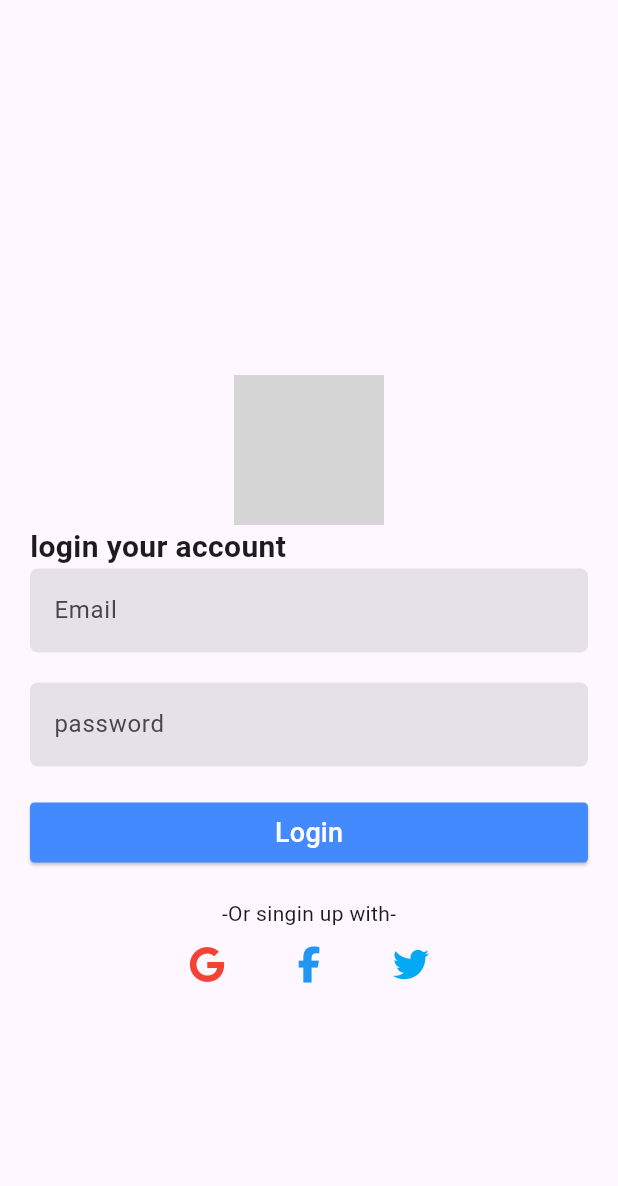
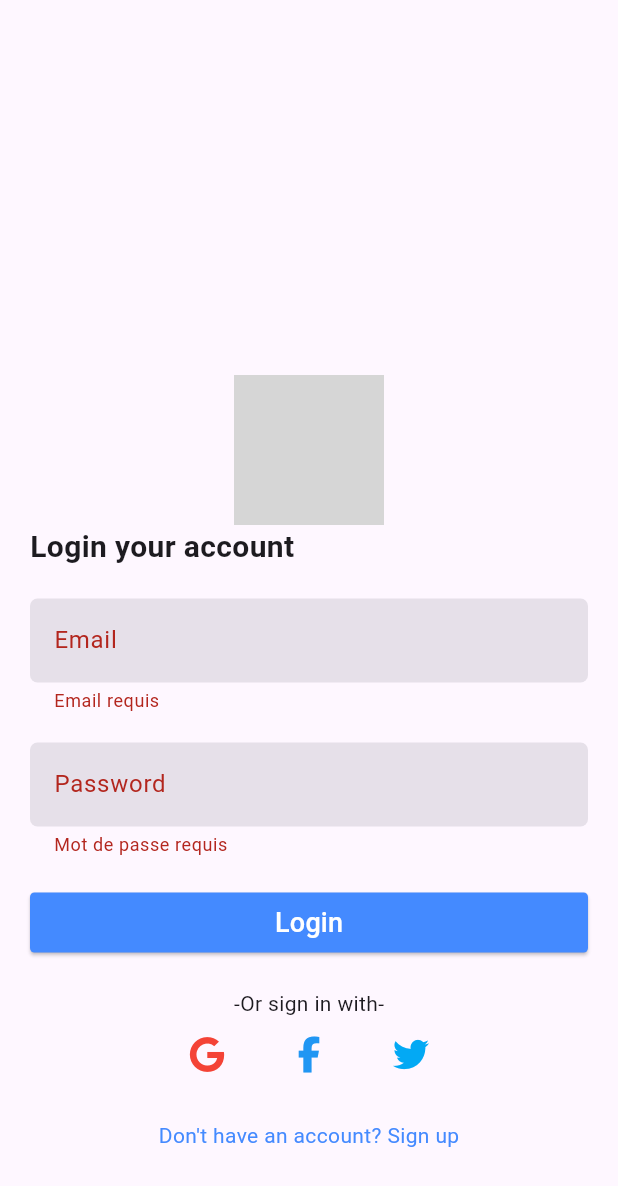
Before and after one commit to Christian021112/firebase_auth, a Flutter app: the screen it shows after launch, after a tap on "Login", on a phone screen of 412 x 824 dp. Shown: the top 1186 px of the screen. Run offline on Flutter 3.47's test engine with Material 3 defaults, Android fonts, the phone set to English and light mode, and no system bars; our stand-ins replace firebase_auth, firebase_core, font_awesome_flutter; accounts and stored records are empty; network calls fail; grey boxes are pictures that could not be loaded.

Commit message:
feat: Implement Firebase authentication with login, home screen, and registration UI setup.

```diff
--- a/lib/main.dart
+++ b/lib/main.dart
@@ -1,7 +1,13 @@
 import 'package:firebase_authentification/presentation/auth/login_screen.dart';
+import 'package:firebase_core/firebase_core.dart';
 import 'package:flutter/material.dart';
+import 'firebase_options.dart';
 
-void main() {
+void main() async {
+  WidgetsFlutterBinding.ensureInitialized();
+  await Firebase.initializeApp(
+    options: DefaultFirebaseOptions.currentPlatform,
+  );
   runApp(const MyApp());
 }
 
--- a/lib/presentation/auth/login_screen.dart
+++ b/lib/presentation/auth/login_screen.dart
@@ -1,3 +1,6 @@
+import 'package:firebase_authentification/presentation/auth/register_screen.dart';
+import 'package:firebase_authentification/presentation/home/home_screen.dart';
+import 'package:firebase_authentification/services/auth_services.dart';
 import 'package:flutter/material.dart';
 // ignore: depend_on_referenced_packages
 import 'package:font_awesome_flutter/font_awesome_flutter.dart';
@@ -11,12 +14,49 @@ class LoginScreen extends StatefulWidget {
 }
 
 class _LoginScreenState extends State<LoginScreen> {
+  final _formKey = GlobalKey<FormState>();
+  final _emailController = TextEditingController();
+  final _passwordController = TextEditingController();
+  bool _isLoading = false;
+
+  @override
+  void dispose() {
+    _emailController.dispose();
+    _passwordController.dispose();
+    super.dispose();
+  }
+
+  Future<void> _login() async {
+    if (!_formKey.currentState!.validate()) return;
+
+    setState(() => _isLoading = true);
+    try {
+      await authServicesNotifier.value.signIn(
+        email: _emailController.text.trim(),
+        password: _passwordController.text.trim(),
+      );
+      if (!mounted) return;
+      Navigator.pushReplacement(
+        context,
+        MaterialPageRoute(builder: (_) => const HomeScreen()),
+      );
+    } catch (e) {
+      if (!mounted) return;
+      ScaffoldMessenger.of(context).showSnackBar(
+        SnackBar(content: Text(e.toString())),
+      );
+    } finally {
+      if (mounted) setState(() => _isLoading = false);
+    }
+  }
+
   @override
   Widget build(BuildContext context) {
     return Scaffold(
       body: Container(
-        padding: EdgeInsets.symmetric(horizontal: 20),
+        padding: const EdgeInsets.symmetric(horizontal: 20),
         child: Form(
+          key: _formKey,
           child: Column(
             children: [
               const SizedBox(height: 250),
@@ -31,15 +71,17 @@ class _LoginScreenState extends State<LoginScreen> {
                 height: 100,
                 width: 100,
               ),
-
               Container(
                 alignment: Alignment.centerLeft,
-                child: Text(
-                  "login your account",
+                child: const Text(
+                  "Login your account",
                   style: TextStyle(fontSize: 20, fontWeight: FontWeight.bold),
                 ),
               ),
+              const SizedBox(height: 20),
               TextFormField(
+                controller: _emailController,
+                keyboardType: TextInputType.emailAddress,
                 decoration: InputDecoration(
                   border: OutlineInputBorder(
                     borderRadius: BorderRadius.circular(5),
@@ -48,23 +90,35 @@ class _LoginScreenState extends State<LoginScreen> {
                   labelText: "Email",
                   filled: true,
                 ),
+                validator: (value) {
+                  if (value == null || value.isEmpty) return "Email requis";
+                  if (!value.contains('@')) return "Email invalide";
+                  return null;
+                },
               ),
               const SizedBox(height: 20),
               TextFormField(
+                controller: _passwordController,
+                obscureText: true,
                 decoration: InputDecoration(
                   border: OutlineInputBorder(
                     borderRadius: BorderRadius.circular(5),
                     borderSide: BorderSide.none,
                   ),
-                  labelText: "password",
+                  labelText: "Password",
                   filled: true,
                 ),
+                validator: (value) {
+                  if (value == null || value.isEmpty) return "Mot de passe requis";
+                  if (value.length < 6) return "Minimum 6 caractères";
+                  return null;
+                },
               ),
               const SizedBox(height: 20),
               SizedBox(
                 width: double.infinity,
                 child: ElevatedButton(
-                  onPressed: () {},
+                  onPressed: _isLoading ? null : _login,
                   style: ElevatedButton.styleFrom(
                     backgroundColor: Colors.blueAccent,
                     foregroundColor: Colors.white,
@@ -72,41 +126,51 @@ class _LoginScreenState extends State<LoginScreen> {
                       borderRadius: BorderRadius.circular(3),
                     ),
                   ),
-
-                  child: Text("Login", style: TextStyle(fontSize: 18)),
+                  child: _isLoading
+                      ? const SizedBox(
+                          height: 20,
+                          width: 20,
+                          child: CircularProgressIndicator(
+                            color: Colors.white,
+                            strokeWidth: 2,
+                          ),
+                        )
+                      : const Text("Login", style: TextStyle(fontSize: 18)),
                 ),
               ),
               const SizedBox(height: 20),
-              Text("-Or singin up with-"),
+              const Text("-Or sign in with-"),
               Row(
-                mainAxisAlignment:
-                    MainAxisAlignment.center, // centre horizontalement
+                mainAxisAlignment: MainAxisAlignment.center,
                 children: [
                   IconButton(
                     onPressed: () {},
-                    icon: FaIcon(FontAwesomeIcons.google, color: Colors.red),
+                    icon: const FaIcon(FontAwesomeIcons.google, color: Colors.red),
                   ),
-
-                  SizedBox(width: 20),
-
+                  const SizedBox(width: 20),
                   IconButton(
                     onPressed: () {},
-                    icon: FaIcon(
-                      FontAwesomeIcons.facebookF,
-                      color: Colors.blue,
-                    ),
+                    icon: const FaIcon(FontAwesomeIcons.facebookF, color: Colors.blue),
                   ),
-
-                  SizedBox(width: 20),
-
+                  const SizedBox(width: 20),
                   IconButton(
                     onPressed: () {},
-                    icon: FaIcon(
-                      FontAwesomeIcons.twitter,
-                      color: Colors.lightBlue,
-                    ),
+                    icon: const FaIcon(FontAwesomeIcons.twitter, color: Colors.lightBlue),
                   ),
                 ],
+              ),
+              const SizedBox(height: 20),
+              GestureDetector(
+                onTap: () {
+                  Navigator.push(
+                    context,
+                    MaterialPageRoute(builder: (_) => const RegisterScreen()),
+                  );
+                },
+                child: const Text(
+                  "Don't have an account? Sign up",
+                  style: TextStyle(color: Colors.blueAccent),
+                ),
               ),
             ],
           ),
```
Also changed, not shown: lib/presentation/auth/register_screen.dart (+84 -29 lines), lib/presentation/home/home_screen.dart (added, +51 -0 lines).
